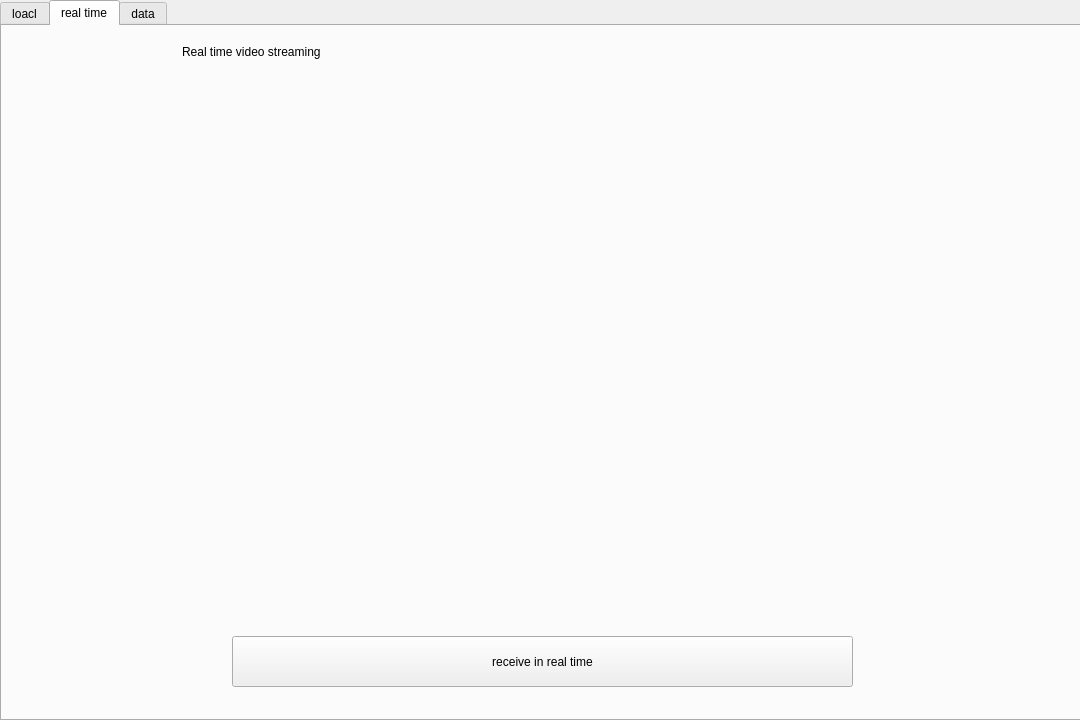
Before: the Qt Designer form frontend/design.ui in yulelanmei/test-qt-interface, drawn with Qt 5.
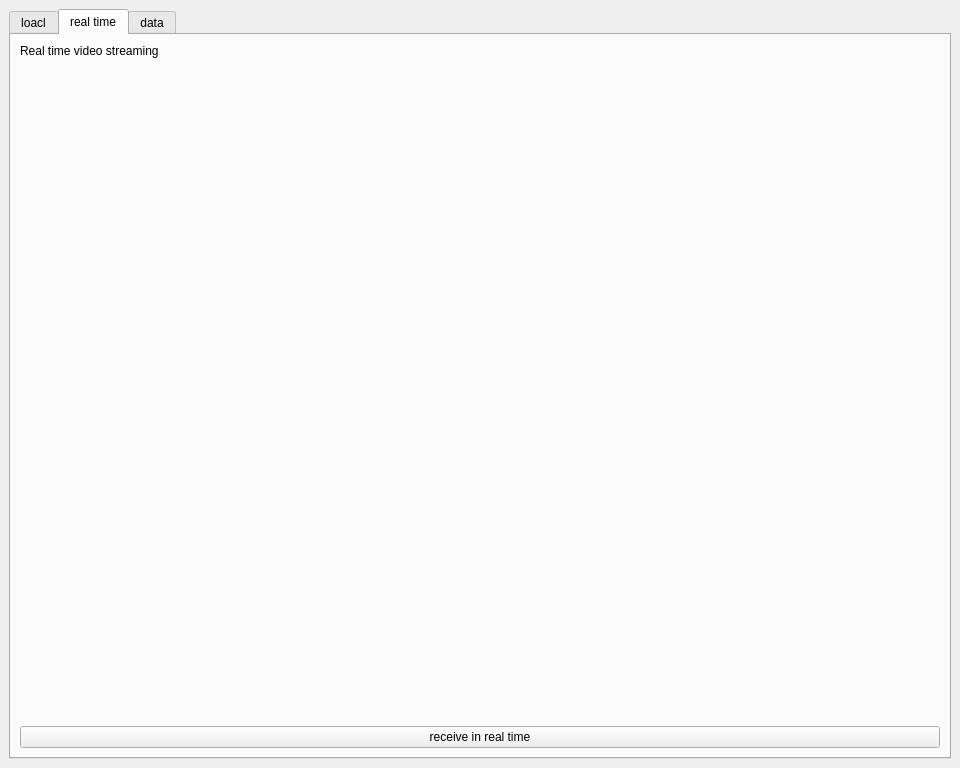
After: the same form once the commit is applied. The open tabs and pages were chosen to show the change.

Commit message: change layout and add data

Patch:
```diff
--- a/frontend/design.ui
+++ b/frontend/design.ui
@@ -6,23 +6,19 @@
    <rect>
     <x>0</x>
     <y>0</y>
-    <width>1080</width>
-    <height>720</height>
+    <width>960</width>
+    <height>768</height>
    </rect>
   </property>
   <property name="windowTitle">
    <string>MainWindow</string>
   </property>
   <widget class="QWidget" name="centralwidget">
+   <layout class="QHBoxLayout" name="horizontalLayout_4">
+    <item>
+     <layout class="QHBoxLayout" name="horizontalLayout_3">
+      <item>
    <widget class="QTabWidget" name="tabWidget">
-    <property name="geometry">
-     <rect>
-      <x>0</x>
-      <y>0</y>
-      <width>1081</width>
-      <height>721</height>
-     </rect>
-    </property>
     <property name="currentIndex">
      <number>2</number>
     </property>
@@ -130,80 +126,60 @@
      <attribute name="title">
       <string>real time</string>
      </attribute>
-     <widget class="QLabel" name="media_windows2">
-      <property name="geometry">
-       <rect>
-        <x>180</x>
-        <y>40</y>
-        <width>720</width>
-        <height>540</height>
-       </rect>
-      </property>
-      <property name="text">
-       <string/>
-      </property>
-     </widget>
+         <layout class="QHBoxLayout" name="horizontalLayout_6">
+          <item>
+           <layout class="QVBoxLayout" name="verticalLayout" stretch="0,1,0,0">
+            <item>
      <widget class="QLabel" name="label_4">
-      <property name="geometry">
-       <rect>
-        <x>180</x>
-        <y>10</y>
-        <width>211</width>
-        <height>31</height>
-       </rect>
-      </property>
       <property name="text">
        <string>Real time video streaming</string>
       </property>
      </widget>
+            </item>
+            <item>
+             <widget class="QLabel" name="media_windows2">
+              <property name="text">
+               <string/>
+              </property>
+             </widget>
+            </item>
+            <item>
+             <widget class="QLabel" name="massage2">
+              <property name="text">
+               <string/>
+              </property>
+             </widget>
+            </item>
+            <item>
      <widget class="QPushButton" name="Button_receive">
-      <property name="geometry">
-       <rect>
-        <x>230</x>
-        <y>610</y>
-        <width>621</width>
-        <height>51</height>
-       </rect>
-      </property>
       <property name="text">
        <string>receive in real time</string>
       </property>
      </widget>
-     <widget class="QLabel" name="massage2">
-      <property name="geometry">
-       <rect>
-        <x>180</x>
-        <y>530</y>
-        <width>201</width>
-        <height>51</height>
-       </rect>
-      </property>
-      <property name="text">
-       <string/>
-      </property>
-     </widget>
+            </item>
+           </layout>
+          </item>
+         </layout>
     </widget>
     <widget class="QWidget" name="tab">
      <attribute name="title">
       <string>data</string>
      </attribute>
-     <widget class="QWidget" name="horizontalLayoutWidget_2">
-      <property name="geometry">
-       <rect>
-        <x>10</x>
-        <y>10</y>
-        <width>1051</width>
-        <height>671</height>
-       </rect>
-      </property>
+         <layout class="QHBoxLayout" name="horizontalLayout_5">
+          <item>
       <layout class="QHBoxLayout" name="horizontalLayout_2">
        <item>
         <widget class="QTableView" name="info_tbview"/>
        </item>
       </layout>
-     </widget>
-    </widget>
-   </widget>
+          </item>
+         </layout>
+        </widget>
+       </widget>
+      </item>
+     </layout>
+    </item>
+   </layout>
   </widget>
  </widget>
  <resources/>
```
Lines whose indentation alone changed are shown as unchanged. The commit also changes 4 other files.
